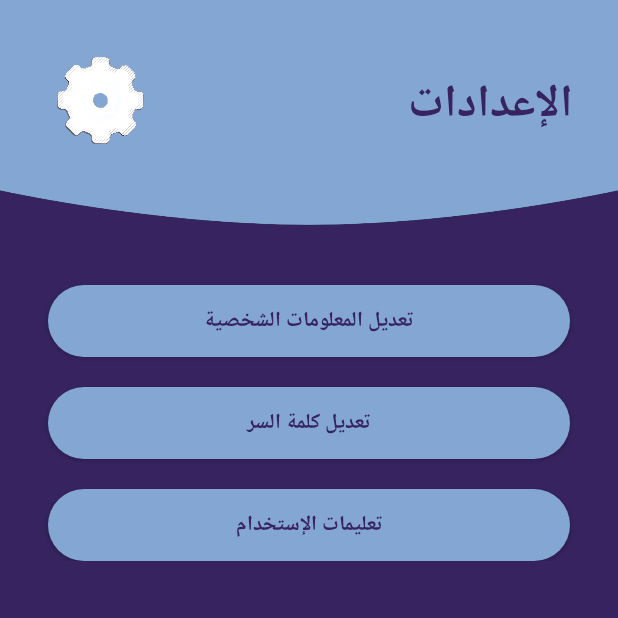
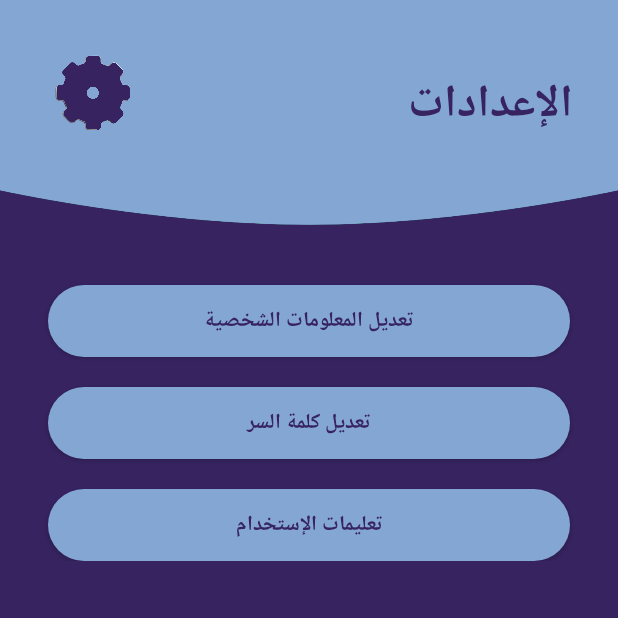
Before and after one commit to Adam-Saleem/Masroofe, an Android app: the SettingsActivity screen opened directly, with no data from a screen before it, on a phone screen of 412 x 824 dp, the top half of it. Run offline under Robolectric (Android 15) with nearby library versions, the phone set to English and light mode, and no system bars.

Commit message:
Change color of setting icon

```diff
--- a/app/src/main/res/layout/login_activity.xml
+++ b/app/src/main/res/layout/login_activity.xml
@@ -139,7 +139,7 @@
             android:layout_marginEnd="32dp"
             android:background="@drawable/btn_background"
             android:text="@string/loginBtnTitle"
-            android:textColor="@color/black"
+            android:textColor="@color/jacarta"
             android:textStyle="bold" />
 
         <androidx.appcompat.widget.AppCompatButton
@@ -151,7 +151,7 @@
             android:layout_marginEnd="32dp"
             android:background="@drawable/btnsignup_background"
             android:text="إنشاء حساب جديد"
-            android:textColor="@color/black"
+            android:textColor="@color/jacarta"
             android:textStyle="bold" />
 
 
--- a/app/src/main/res/layout/settings_activity.xml
+++ b/app/src/main/res/layout/settings_activity.xml
@@ -23,8 +23,8 @@
         tools:ignore="MissingConstraints,RtlSymmetry" />
 
     <ImageView
-        android:layout_width="70dp"
-        android:layout_height="70dp"
+        android:layout_width="60dp"
+        android:layout_height="60dp"
         android:layout_marginStart="32dp"
         android:layout_marginTop="32dp"
         android:background="@drawable/setting_icon"
--- a/app/src/main/res/layout/signup_activity.xml
+++ b/app/src/main/res/layout/signup_activity.xml
@@ -206,7 +206,7 @@
                 android:layout_marginStart="32dp"
                 android:layout_marginTop="40dp"
                 android:layout_marginEnd="32dp"
-                android:textColor="@color/black"
+                android:textColor="@color/jacarta"
                 android:background="@drawable/btn_background"
                 android:text="@string/create_account"
                 android:textStyle="bold" />
--- a/app/src/main/res/layout/splash_activity.xml
+++ b/app/src/main/res/layout/splash_activity.xml
@@ -5,7 +5,7 @@
     xmlns:tools="http://schemas.android.com/tools"
     android:layout_width="match_parent"
     android:layout_height="match_parent"
-    android:background="@color/bright_gray"
+    android:background="@color/vista_blue"
     android:orientation="vertical"
     tools:context=".SplashActivity">
 
```
Also changed, not shown: app/src/main/res/drawable-v24/setting_icon.png (deleted), app/src/main/res/drawable/setting_icon.png (added).
